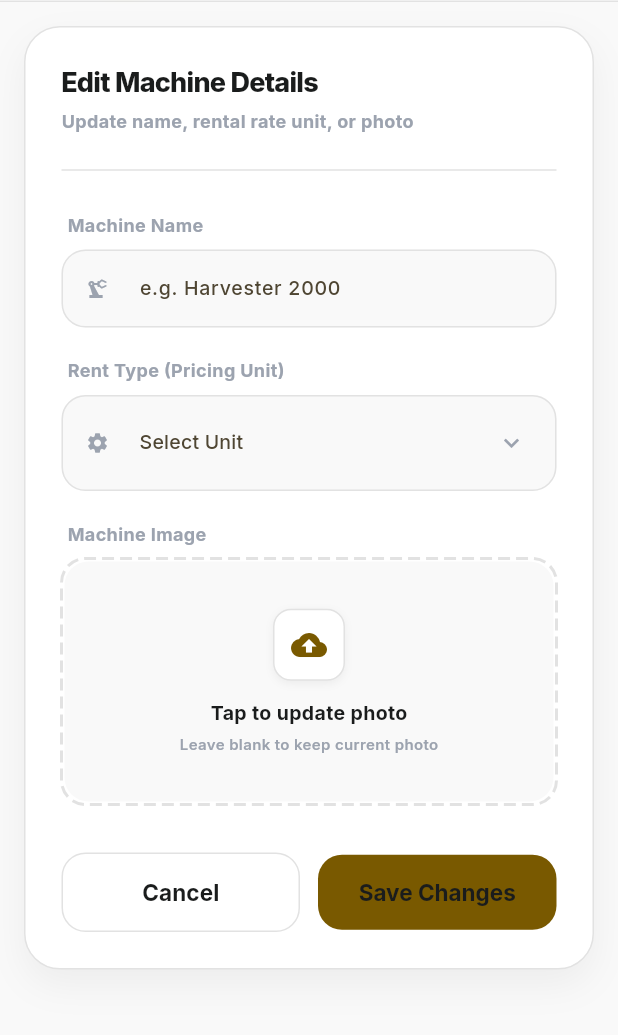
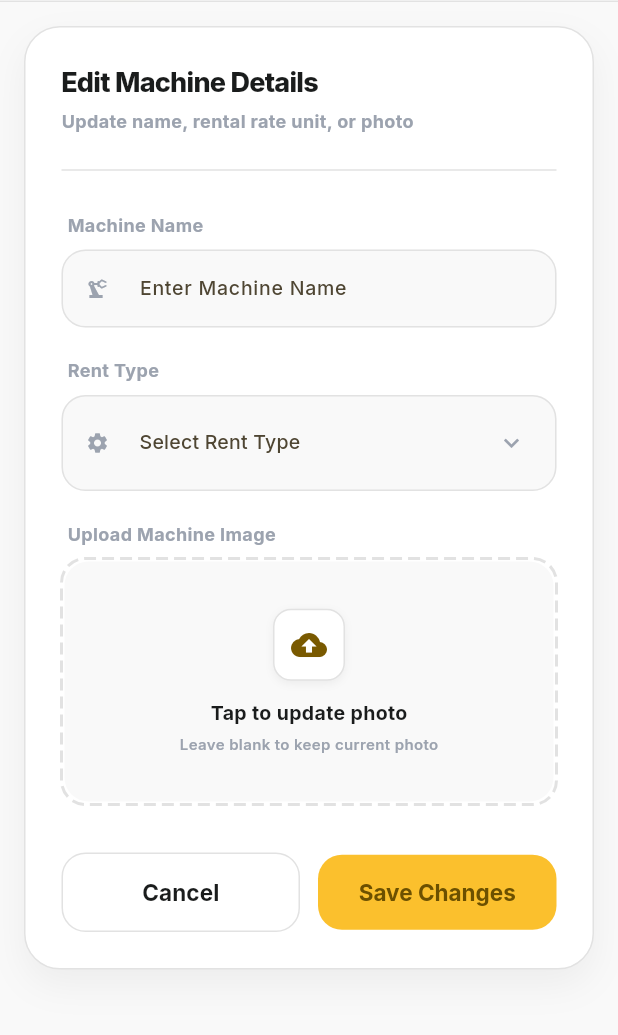
Before and after one commit to Amanratho/Tech, a Flutter app: the EditMachineScreen screen opened directly with empty values, on a phone screen of 412 x 824 dp, the part 82-1117 px from its top. Run offline on Flutter 3.47's test engine with Material 3 defaults, Android fonts, the phone set to English and light mode, and no system bars; drawn by our look-alikes of dotted_border; our stand-ins replace dio, easy_localization, firebase_auth, firebase_core, flutter_contacts, flutter_riverpod and 7 more; missing offline and left inert: whatsapp_share_plus; accounts and stored records are empty.

Commit message:
feat: implement machinery management screens with add, edit, and archive functionality

```diff
--- a/rentveda_app/assets/translations/en.json
+++ b/rentveda_app/assets/translations/en.json
@@ -603,5 +603,14 @@
     "sendMessage": "Send Message via Email",
     "aboutRentVeda": "About RentVeda",
     "aboutDescription": "RentVeda is your complete solution for managing heavy machinery, tracking rent, and maintaining efficient operations.",
-    "appVersion": "Version 1.0.0"
+    "appVersion": "Version 1.0.0",
+    "archiveConfirmMessage": "This will mark the machine as sold/archived. All historical income & expense data will be preserved for your reports.",
+    "addNewButton": "Add New",
+    "rateLabel": "Rate",
+    "editMachineDetails": "Edit Machine Details",
+    "editMachineSubtitle": "Update name, rental rate unit, or photo",
+    "changeImage": "Change Image",
+    "tapToUpdatePhoto": "Tap to update photo",
+    "leaveBlankPhoto": "Leave blank to keep current photo",
+    "saveChangesButton": "Save Changes"
   }
--- a/rentveda_app/lib/features/machine_registration/presentation/screens/add_machine_screen.dart
+++ b/rentveda_app/lib/features/machine_registration/presentation/screens/add_machine_screen.dart
@@ -197,8 +197,8 @@ class _AddMachineScreenState extends ConsumerState<AddMachineScreen> {
                 child: ElevatedButton(
                   onPressed: isLoading ? null : _submit,
                   style: ElevatedButton.styleFrom(
-                    backgroundColor: AppColors.primaryGold,
-                    foregroundColor: AppColors.textMain,
+                    backgroundColor: AppColors.warning,
+                    foregroundColor: AppColors.warningDark,
                     padding: const EdgeInsets.symmetric(vertical: 16),
                     shape: RoundedRectangleBorder(borderRadius: BorderRadius.circular(12)),
                     elevation: 0,
@@ -207,7 +207,7 @@ class _AddMachineScreenState extends ConsumerState<AddMachineScreen> {
                       ? const SizedBox(
                           width: 20,
                           height: 20,
-                          child: CircularProgressIndicator(strokeWidth: 2, color: AppColors.textMain),
+                          child: CircularProgressIndicator(strokeWidth: 2, color: AppColors.warningDark),
                         )
                       : Text(
                           "Register Machine",
--- a/rentveda_app/lib/features/machine_registration/presentation/screens/edit_machine_screen.dart
+++ b/rentveda_app/lib/features/machine_registration/presentation/screens/edit_machine_screen.dart
@@ -1,6 +1,7 @@
 import 'dart:io';
 import 'package:flutter/material.dart';
 import 'package:flutter_riverpod/flutter_riverpod.dart';
+import 'package:easy_localization/easy_localization.dart';
 import 'package:go_router/go_router.dart';
 import 'package:fluttertoast/fluttertoast.dart';
 import 'package:image_picker/image_picker.dart';
@@ -139,9 +140,9 @@ class _EditMachineScreenState extends ConsumerState<EditMachineScreen> {
                 Column(
                   crossAxisAlignment: CrossAxisAlignment.start,
                   children: [
-                    Text("Edit Machine Details", style: AppTypography.screenHeader.copyWith(fontSize: 18)),
+                    Text(tr('editMachineDetails'), style: AppTypography.screenHeader.copyWith(fontSize: 18)),
                     const SizedBox(height: 4),
-                    Text("Update name, rental rate unit, or photo", style: AppTypography.caption.copyWith(color: AppColors.textSubtle, fontWeight: FontWeight.bold)),
+                    Text(tr('editMachineSubtitle'), style: AppTypography.caption.copyWith(color: AppColors.textSubtle, fontWeight: FontWeight.bold)),
                     const SizedBox(height: 16),
                     const Divider(color: AppColors.border),
                     const SizedBox(height: 20),
@@ -149,11 +150,11 @@ class _EditMachineScreenState extends ConsumerState<EditMachineScreen> {
                 ),
 
                 // Form
-                _buildInputLabel("Machine Name"),
-                _buildTextField(_machineNameController, Icons.precision_manufacturing, "e.g. Harvester 2000"),
+                _buildInputLabel(tr('machineName')),
+                _buildTextField(_machineNameController, Icons.precision_manufacturing, tr('enterMachineName')),
                 const SizedBox(height: 20),
 
-                _buildInputLabel("Rent Type (Pricing Unit)"),
+                _buildInputLabel(tr('rentType')),
                 InputDecorator(
                   decoration: InputDecoration(
                     prefixIcon: const Icon(Icons.settings, color: AppColors.textSubtle, size: 16),
@@ -168,7 +169,7 @@ class _EditMachineScreenState extends ConsumerState<EditMachineScreen> {
                     child: DropdownButton<String>(
                       isExpanded: true,
                       value: _rentType.isEmpty || !_rentTypes.contains(_rentType) ? null : _rentType,
-                      hint: Text("Select Unit", style: AppTypography.bodySecondary),
+                      hint: Text(tr('selectRentType'), style: AppTypography.bodySecondary),
                       icon: const Icon(Icons.keyboard_arrow_down, color: AppColors.textSubtle, size: 20),
                       dropdownColor: AppColors.bgSurface,
                       borderRadius: BorderRadius.circular(16),
@@ -189,7 +190,7 @@ class _EditMachineScreenState extends ConsumerState<EditMachineScreen> {
                 const SizedBox(height: 20),
 
                 // Image Upload Area
-                _buildInputLabel("Machine Image"),
+                _buildInputLabel(tr('uploadMachineImage')),
                 GestureDetector(
                   onTap: _pickImage,
                   child: DottedBorder(
@@ -231,7 +232,7 @@ class _EditMachineScreenState extends ConsumerState<EditMachineScreen> {
                                       children: [
                                         const Icon(Icons.edit, color: Colors.white, size: 12),
                                         const SizedBox(width: 8),
-                                        Text("Change Image", style: AppTypography.caption.copyWith(color: Colors.white, fontWeight: FontWeight.bold)),
+                                        Text(tr('changeImage'), style: AppTypography.caption.copyWith(color: Colors.white, fontWeight: FontWeight.bold)),
                                       ],
                                     ),
                                   ),
@@ -272,9 +273,9 @@ class _EditMachineScreenState extends ConsumerState<EditMachineScreen> {
                                       child: const Icon(Icons.cloud_upload, color: Color(0xFF795900), size: 24),
                                     ),
                                     const SizedBox(height: 12),
-                                    Text("Tap to update photo", style: AppTypography.bodySecondary.copyWith(fontWeight: FontWeight.bold, color: AppColors.textMain, fontSize: 13)),
+                                    Text(tr('tapToUpdatePhoto'), style: AppTypography.bodySecondary.copyWith(fontWeight: FontWeight.bold, color: AppColors.textMain, fontSize: 13)),
                                     const SizedBox(height: 4),
-                                    Text("Leave blank to keep current photo", style: AppTypography.caption.copyWith(color: AppColors.textSubtle, fontSize: 10)),
+                                    Text(tr('leaveBlankPhoto'), style: AppTypography.caption.copyWith(color: AppColors.textSubtle, fontSize: 10)),
                                   ],
                                 ),
                     ),
@@ -294,7 +295,7 @@ class _EditMachineScreenState extends ConsumerState<EditMachineScreen> {
                           side: const BorderSide(color: AppColors.border),
                           foregroundColor: AppColors.textMain,
                         ),
-                        child: Text("Cancel", style: AppTypography.buttonText.copyWith(color: AppColors.textMain)),
+                        child: Text(tr('cancelButton'), style: AppTypography.buttonText.copyWith(color: AppColors.textMain)),
                       ),
                     ),
                     const SizedBox(width: 12),
@@ -302,8 +303,8 @@ class _EditMachineScreenState extends ConsumerState<EditMachineScreen> {
                       child: ElevatedButton(
                         onPressed: state.isLoading ? null : _submitForm,
                         style: ElevatedButton.styleFrom(
-                          backgroundColor: AppColors.primaryGold,
-                          foregroundColor: AppColors.textMain,
+                          backgroundColor: AppColors.warning,
+                          foregroundColor: AppColors.warningDark,
                           padding: const EdgeInsets.symmetric(vertical: 16),
                           shape: RoundedRectangleBorder(borderRadius: BorderRadius.circular(16)),
                           elevation: 0,
@@ -312,10 +313,10 @@ class _EditMachineScreenState extends ConsumerState<EditMachineScreen> {
                             ? const SizedBox(
                                 width: 20,
                                 height: 20,
-                                child: CircularProgressIndicator(strokeWidth: 2, color: AppColors.textMain),
+                                child: CircularProgressIndicator(strokeWidth: 2, color: AppColors.warningDark),
                               )
                             : Text(
-                                "Save Changes",
+                                tr('saveChangesButton'),
                                 style: AppTypography.buttonText,
                               ),
                       ),
```
Also changed, not shown: rentveda_app/assets/translations/hi.json (+11 -2 lines), rentveda_app/lib/features/machine_registration/presentation/screens/update_machinery_screen.dart (+164 -72 lines).
